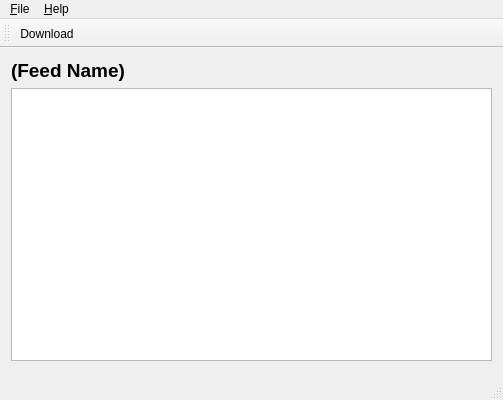
First picture: the form in podcatcher/Resources/ui/windows/MainWindow.ui, repository lostrootpass/alphagem, before the edit.
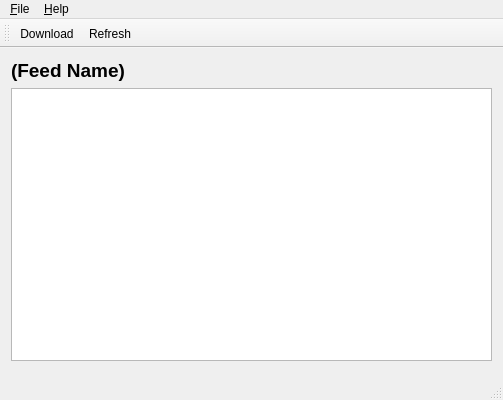
Second picture: the form after the edit. Icons and pictures are not drawn. Custom widgets are drawn as their Qt base class.

Commit message: Add ability to refresh feeds.

What changed in the file:
```diff
--- a/podcatcher/Resources/ui/windows/MainWindow.ui
+++ b/podcatcher/Resources/ui/windows/MainWindow.ui
@@ -72,6 +72,7 @@
     <bool>false</bool>
    </attribute>
    <addaction name="actionDownload"/>
+   <addaction name="actionRefresh"/>
   </widget>
   <widget class="QStatusBar" name="statusBar"/>
   <action name="actionAbout_Qt">
@@ -103,6 +104,11 @@
     <string>&amp;Download</string>
    </property>
   </action>
+  <action name="actionRefresh">
+   <property name="text">
+    <string>&amp;Refresh</string>
+   </property>
+  </action>
  </widget>
  <layoutdefault spacing="6" margin="11"/>
  <customwidgets>
```
The commit also changes 8 other files.
